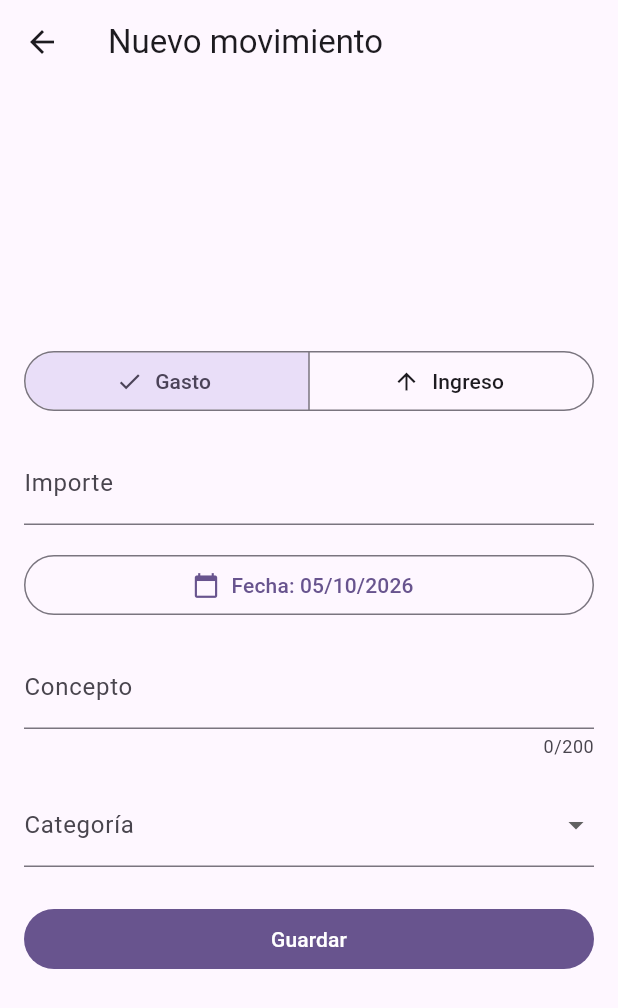
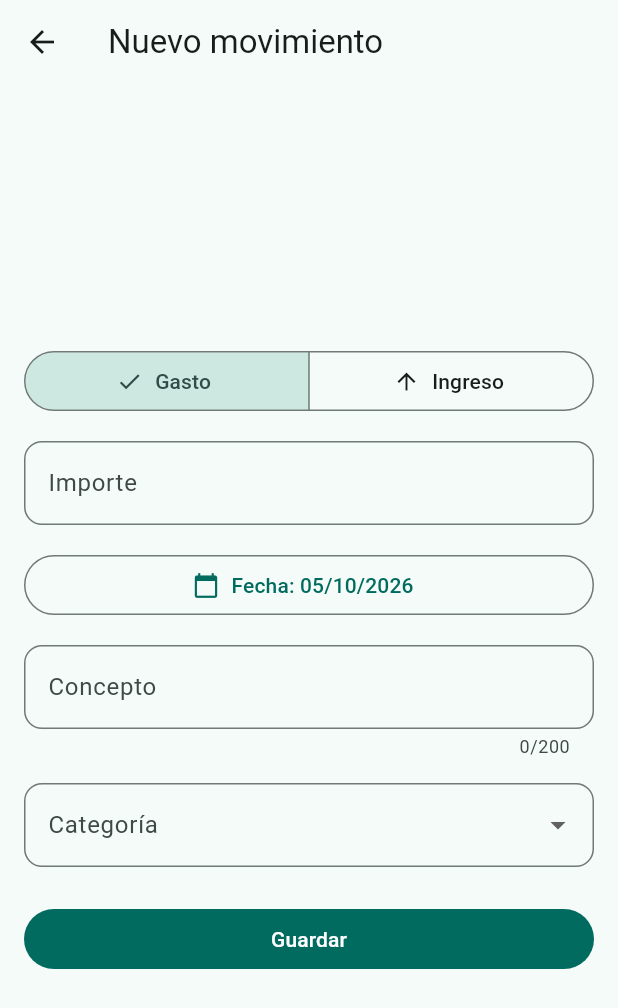
Before and after one commit to KillerGon01/accounting-saver, a Flutter app: the screen it shows once a user with an empty profile is signed in, after a tap on "Cargar datos de ejemplo", after a tap on "Nuevo", on a phone screen of 412 x 824 dp. Shown: the top 1008 px of the screen. Run offline on Flutter 3.47's test engine with Material 3 defaults, Android fonts, the phone set to English and light mode, and no system bars; our stand-ins replace cloud_firestore, firebase_auth, firebase_core, flutter_riverpod; accounts and stored records are empty; network calls fail.

Commit message:
[CHANGED] Apply custom theme and redesign movements screen

```diff
--- a/lib/main.dart
+++ b/lib/main.dart
@@ -5,6 +5,7 @@ import 'package:flutter_riverpod/flutter_riverpod.dart';
 import 'firebase_options.dart';
 import 'presentation/auth/auth_providers.dart';
 import 'presentation/auth/login_screen.dart';
+import 'presentation/theme/app_theme.dart';
 import 'presentation/transactions/transactions_screen.dart';
 
 Future<void> main() async {
@@ -20,7 +21,9 @@ class MyApp extends StatelessWidget {
   Widget build(BuildContext context) {
     return MaterialApp(
       title: 'Accounting Saver',
-      theme: ThemeData(colorScheme: ColorScheme.fromSeed(seedColor: Colors.deepPurple)),
+      theme: AppTheme.light(),
+      darkTheme: AppTheme.dark(),
+      themeMode: ThemeMode.system,
       home: const AuthGate(),
     );
   }
--- /dev/null
+++ b/lib/presentation/theme/app_theme.dart
@@ -0,0 +1,84 @@
+import 'package:flutter/material.dart';
+
+const _seedColor = Color(0xFF00695C);
+
+abstract final class AppSpacing {
+  static const double xs = 4;
+  static const double s = 8;
+  static const double m = 16;
+  static const double l = 24;
+  static const double xl = 32;
+}
+
+abstract final class AppTheme {
+  static ThemeData light() => _build(Brightness.light);
+
+  static ThemeData dark() => _build(Brightness.dark);
+
+  static ThemeData _build(Brightness brightness) {
+    final colorScheme = ColorScheme.fromSeed(
+      seedColor: _seedColor,
+      brightness: brightness,
+    );
+    final isDark = brightness == Brightness.dark;
+    final base = ThemeData(useMaterial3: true, colorScheme: colorScheme);
+
+    return ThemeData(
+      useMaterial3: true,
+      colorScheme: colorScheme,
+      extensions: [
+        FinanceColors(
+          income: isDark ? const Color(0xFF81C784) : const Color(0xFF2E7D32),
+          expense: colorScheme.error,
+        ),
+      ],
+      textTheme: base.textTheme.copyWith(
+        titleMedium: base.textTheme.titleMedium?.copyWith(fontWeight: FontWeight.w600),
+        titleSmall: base.textTheme.titleSmall?.copyWith(fontWeight: FontWeight.w600),
+      ),
+      appBarTheme: AppBarTheme(
+        backgroundColor: colorScheme.surface,
+        foregroundColor: colorScheme.onSurface,
+        elevation: 0,
+        scrolledUnderElevation: 0,
+        centerTitle: false,
+      ),
+      cardTheme: CardThemeData(
+        elevation: 0,
+        color: colorScheme.surfaceContainerLow,
+        margin: EdgeInsets.zero,
+        shape: RoundedRectangleBorder(borderRadius: BorderRadius.circular(16)),
+      ),
+      inputDecorationTheme: InputDecorationTheme(
+        border: OutlineInputBorder(borderRadius: BorderRadius.circular(12)),
+      ),
+      listTileTheme: const ListTileThemeData(
+        contentPadding: EdgeInsets.symmetric(horizontal: AppSpacing.m),
+      ),
+    );
+  }
+}
+
+class FinanceColors extends ThemeExtension<FinanceColors> {
+  const FinanceColors({required this.income, required this.expense});
+
+  final Color income;
+  final Color expense;
+
+  @override
+  FinanceColors copyWith({Color? income, Color? expense}) {
+    return FinanceColors(
+      income: income ?? this.income,
+      expense: expense ?? this.expense,
+    );
+  }
+
+  @override
+  FinanceColors lerp(FinanceColors? other, double t) {
+    if (other == null) return this;
+    return FinanceColors(
+      income: Color.lerp(income, other.income, t)!,
+      expense: Color.lerp(expense, other.expense, t)!,
+    );
+  }
+}
--- /dev/null
+++ b/lib/presentation/transactions/day_groups.dart
@@ -0,0 +1,22 @@
+import '../../domain/transactions/transaction.dart';
+
+class DayGroup {
+  DayGroup({required this.day, required this.transactions});
+
+  final DateTime day;
+  final List<Transaction> transactions;
+}
+
+/// Agrupa movimientos por día conservando el orden de la lista de entrada.
+List<DayGroup> groupByDay(List<Transaction> transactions) {
+  final groups = <DayGroup>[];
+  for (final transaction in transactions) {
+    final day = DateTime(transaction.date.year, transaction.date.month, transaction.date.day);
+    if (groups.isNotEmpty && groups.last.day == day) {
+      groups.last.transactions.add(transaction);
+    } else {
+      groups.add(DayGroup(day: day, transactions: [transaction]));
+    }
+  }
+  return groups;
+}
--- a/lib/presentation/transactions/formatters.dart
+++ b/lib/presentation/transactions/formatters.dart
@@ -3,6 +3,10 @@ import '../../domain/transactions/category.dart';
 const _monthNames = [
   'enero', 'febrero', 'marzo', 'abril', 'mayo', 'junio',
   'julio', 'agosto', 'septiembre', 'octubre', 'noviembre', 'diciembre',
+];
+
+const _weekdayNames = [
+  'lunes', 'martes', 'miércoles', 'jueves', 'viernes', 'sábado', 'domingo',
 ];
 
 String formatCents(int cents) {
@@ -24,6 +28,14 @@ String formatDate(DateTime date) {
   final month = date.month.toString().padLeft(2, '0');
   return '$day/$month/${date.year}';
 }
+
+String formatDayHeader(DateTime date) {
+  final weekday = _weekdayNames[date.weekday - 1];
+  final month = _monthNames[date.month - 1];
+  return '${_capitalize(weekday)}, ${date.day} de $month';
+}
+
+String _capitalize(String text) => '${text[0].toUpperCase()}${text.substring(1)}';
 
 String formatMonth(DateTime date) {
   final name = _monthNames[date.month - 1];
--- a/lib/presentation/transactions/transaction_form_screen.dart
+++ b/lib/presentation/transactions/transaction_form_screen.dart
@@ -6,6 +6,8 @@ import '../../domain/transactions/amount_parser.dart';
 import '../../domain/transactions/category.dart';
 import '../../domain/transactions/transaction.dart';
 import '../../domain/transactions/transaction_source.dart';
+import '../theme/app_theme.dart';
+import 'category_style.dart';
 import 'formatters.dart';
 import 'transaction_providers.dart';
 
@@ -176,7 +178,16 @@ class _TransactionFormScreenState extends ConsumerState<TransactionFormScreen> {
                     decoration: const InputDecoration(labelText: 'Categoría'),
                     items: [
                       for (final category in Category.values)
-                        DropdownMenuItem(value: category, child: Text(category.label)),
+                        DropdownMenuItem(
+                          value: category,
+                          child: Row(
+                            children: [
+                              Icon(category.icon, color: category.color, size: 20),
+                              const SizedBox(width: AppSpacing.s),
+                              Text(category.label),
+                            ],
+                          ),
+                        ),
                     ],
                     onChanged: (value) => setState(() => _category = value),
                     validator: (value) =>
--- a/lib/presentation/transactions/transactions_screen.dart
+++ b/lib/presentation/transactions/transactions_screen.dart
@@ -5,6 +5,9 @@ import '../../application/transactions/load_demo_data.dart';
 import '../../domain/transactions/monthly_summary.dart';
 import '../../domain/transactions/transaction.dart';
 import '../auth/auth_providers.dart';
+import '../theme/app_theme.dart';
+import 'category_style.dart';
+import 'day_groups.dart';
 import 'formatters.dart';
 import 'transaction_form_screen.dart';
 import 'transaction_providers.dart';
@@ -133,6 +136,7 @@ class _TransactionsScreenState extends ConsumerState<TransactionsScreen> {
         ],
       ),
       floatingActionButton: FloatingActionButton.extended(
+        tooltip: 'Añadir un movimiento',
         onPressed: () => _openForm(),
         icon: const Icon(Icons.add),
         label: const Text('Nuevo'),
@@ -154,7 +158,7 @@ class _TransactionsScreenState extends ConsumerState<TransactionsScreen> {
                 error: (error, _) => Expanded(
                   child: Center(
                     child: Padding(
-                      padding: const EdgeInsets.all(16),
+                      padding: const EdgeInsets.all(AppSpacing.m),
                       child: Text(
                         'No se pudieron cargar los movimientos: $error',
                         textAlign: TextAlign.center,
@@ -165,7 +169,7 @@ class _TransactionsScreenState extends ConsumerState<TransactionsScreen> {
                 data: (transactions) => Expanded(
                   child: Column(
                     children: [
-                      _SummaryHeader(
+                      _SummaryCard(
                         summary: MonthlySummary.fromTransactions(transactions),
                       ),
                       Expanded(
@@ -206,7 +210,7 @@ class _MonthNavigator extends StatelessWidget {
   @override
   Widget build(BuildContext context) {
     return Padding(
-      padding: const EdgeInsets.symmetric(horizontal: 16, vertical: 8),
+      padding: const EdgeInsets.symmetric(horizontal: AppSpacing.s, vertical: AppSpacing.s),
       child: Row(
         children: [
           IconButton(
@@ -232,40 +236,55 @@ class _MonthNavigator extends StatelessWidget {
   }
 }
 
-class _SummaryHeader extends StatelessWidget {
-  const _SummaryHeader({required this.summary});
+class _SummaryCard extends StatelessWidget {
+  const _SummaryCard({required this.summary});
 
   final MonthlySummary summary;
 
   @override
   Widget build(BuildContext context) {
-    final colors = Theme.of(context).colorScheme;
+    final theme = Theme.of(context);
+    final finance = theme.extension<FinanceColors>()!;
+    final balanceColor = summary.balanceCents < 0 ? finance.expense : finance.income;
+
     return Card(
-      margin: const EdgeInsets.symmetric(horizontal: 16, vertical: 8),
+      margin: const EdgeInsets.symmetric(horizontal: AppSpacing.m, vertical: AppSpacing.s),
       child: Padding(
-        padding: const EdgeInsets.all(16),
-        child: Row(
+        padding: const EdgeInsets.all(AppSpacing.m),
+        child: Column(
+          crossAxisAlignment: CrossAxisAlignment.stretch,
+          children: [
+            Text('Balance del mes', style: theme.textTheme.labelLarge),
+            const SizedBox(height: AppSpacing.xs),
+            FittedBox(
+              fit: BoxFit.scaleDown,
+              alignment: Alignment.centerLeft,
+              child: Text(
+                formatCents(summary.balanceCents),
+                style: theme.textTheme.displaySmall?.copyWith(
+                  color: balanceColor,
+                  fontWeight: FontWeight.w600,
+                ),
+              ),
+            ),
+            const SizedBox(height: AppSpacing.m),
+            Row(
               children: [
                 Expanded(
                   child: _SummaryItem(
                     label: 'Ingresos',
                     value: formatCents(summary.incomeCents),
-                color: Colors.green.shade700,
+                    color: finance.income,
                   ),
                 ),
                 Expanded(
                   child: _SummaryItem(
                     label: 'Gastos',
                     value: formatCents(-summary.expenseCents),
-                color: colors.error,
+                    color: finance.expense,
                   ),
                 ),
-            Expanded(
-              child: _SummaryItem(
-                label: 'Balance',
-                value: formatCents(summary.balanceCents),
-                color: colors.onSurface,
-              ),
+              ],
             ),
           ],
         ),
@@ -283,15 +302,18 @@ class _SummaryItem extends StatelessWidget {
 
   @override
   Widget build(BuildContext context) {
+    final theme = Theme.of(context);
     return Column(
+      crossAxisAlignment: CrossAxisAlignment.start,
       children: [
-        Text(label, style: Theme.of(context).textTheme.labelMedium),
-        const SizedBox(height: 4),
+        Text(label, style: theme.textTheme.bodySmall),
+        const SizedBox(height: AppSpacing.xs),
         FittedBox(
           fit: BoxFit.scaleDown,
+          alignment: Alignment.centerLeft,
           child: Text(
             value,
-            style: Theme.of(context).textTheme.titleSmall?.copyWith(color: color),
+            style: theme.textTheme.titleMedium?.copyWith(color: color),
           ),
         ),
       ],
@@ -307,15 +329,34 @@ class _EmptyMonth extends StatelessWidget {
 
   @override
   Widget build(BuildContext context) {
+    final theme = Theme.of(context);
     return Center(
       child: Padding(
-        padding: const EdgeInsets.all(24),
+        padding: const EdgeInsets.all(AppSpacing.l),
         child: Column(
           mainAxisSize: MainAxisSize.min,
           children: [
-            const Text('No hay movimientos este mes', textAlign: TextAlign.center),
-            const SizedBox(height: 16),
-            OutlinedButton.icon(
+            Icon(
+              Icons.receipt_long_outlined,
+              size: 56,
+              color: theme.colorScheme.outline,
+            ),
+            const SizedBox(height: AppSpacing.m),
+            Text(
+              'No hay movimientos este mes',
+              style: theme.textTheme.titleMedium,
+              textAlign: TextAlign.center,
+            ),
+            const SizedBox(height: AppSpacing.xs),
+            Text(
+              'Añade uno con el botón Nuevo o carga datos de ejemplo para probar la app.',
+              style: theme.textTheme.bodyMedium?.copyWith(
+                color: theme.colorScheme.onSurfaceVariant,
+              ),
+              textAlign: TextAlign.center,
+            ),
+            const SizedBox(height: AppSpacing.l),
+            FilledButton.tonalIcon(
               onPressed: isLoadingDemo ? null : onLoadDemo,
               icon: const Icon(Icons.dataset_outlined),
               label: const Text('Cargar datos de ejemplo'),
@@ -340,36 +381,78 @@ class _TransactionList extends StatelessWidget {
 
   @override
   Widget build(BuildContext context) {
-    final colors = Theme.of(context).colorScheme;
-    return ListView.separated(
+    final theme = Theme.of(context);
+    final groups = groupByDay(transactions);
+
+    return ListView(
       padding: const EdgeInsets.only(bottom: 88),
-      itemCount: transactions.length,
-      separatorBuilder: (_, _) => const Divider(height: 1),
-      itemBuilder: (context, index) {
-        final transaction = transactions[index];
-        final amountColor = transaction.isExpense ? colors.error : Colors.green.shade700;
+      children: [
+        for (final group in groups) ...[
+          Padding(
+            padding: const EdgeInsets.fromLTRB(AppSpacing.m, AppSpacing.m, AppSpacing.m, AppSpacing.xs),
+            child: Text(
+              formatDayHeader(group.day),
+              style: theme.textTheme.labelLarge?.copyWith(
+                color: theme.colorScheme.onSurfaceVariant,
+              ),
+            ),
+          ),
+          for (final transaction in group.transactions)
+            _TransactionTile(
+              transaction: transaction,
+              onEdit: () => onEdit(transaction),
+              onDelete: () => onDelete(transaction),
+            ),
+        ],
+      ],
+    );
+  }
+}
+
+class _TransactionTile extends StatelessWidget {
+  const _TransactionTile({
+    required this.transaction,
+    required this.onEdit,
+    required this.onDelete,
+  });
+
+  final Transaction transaction;
+  final VoidCallback onEdit;
+  final VoidCallback onDelete;
+
+  @override
+  Widget build(BuildContext context) {
+    final theme = Theme.of(context);
+    final finance = theme.extension<FinanceColors>()!;
+    final category = transaction.categoryId;
+    final amountColor = transaction.isExpense ? finance.expense : finance.income;
+
     return ListTile(
-          onTap: () => onEdit(transaction),
-          title: Text(transaction.description),
-          subtitle: Text(
-            '${formatDate(transaction.date)} · ${transaction.categoryId.label}',
+      onTap: onEdit,
+      leading: CircleAvatar(
+        backgroundColor: category.color.withValues(alpha: 0.15),
+        child: Icon(category.icon, color: category.color, size: 20),
       ),
+      title: Text(transaction.description, maxLines: 1, overflow: TextOverflow.ellipsis),
+      subtitle: Text(category.label),
       trailing: Row(
         mainAxisSize: MainAxisSize.min,
         children: [
-              Text(
+          SizedBox(
+            width: 96,
+            child: Text(
               formatCents(transaction.amountCents),
-                style: TextStyle(color: amountColor, fontWeight: FontWeight.w600),
+              textAlign: TextAlign.end,
+              style: theme.textTheme.titleSmall?.copyWith(color: amountColor),
+            ),
           ),
           IconButton(
             tooltip: 'Eliminar',
-                onPressed: () => onDelete(transaction),
+            onPressed: onDelete,
             icon: const Icon(Icons.delete_outline),
           ),
         ],
       ),
     );
-      },
-    );
   }
 }
```
Also changed, not shown: lib/presentation/transactions/category_style.dart (added, +29 -0 lines), 5 other files. Lines whose indentation alone changed are shown as unchanged.
